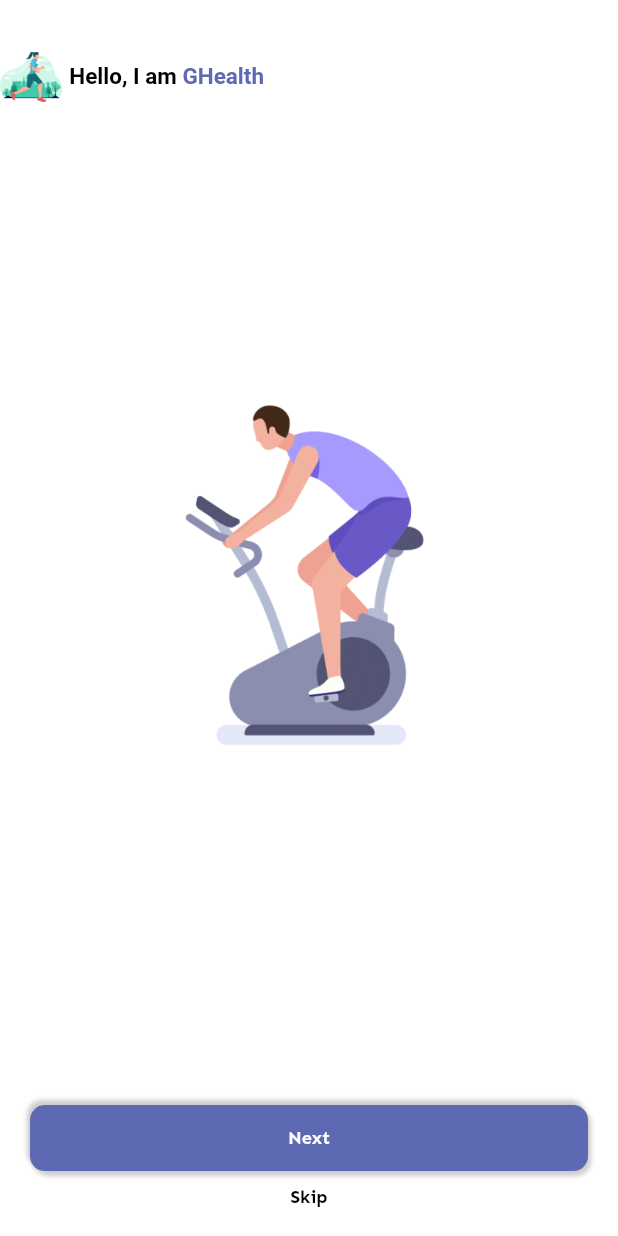
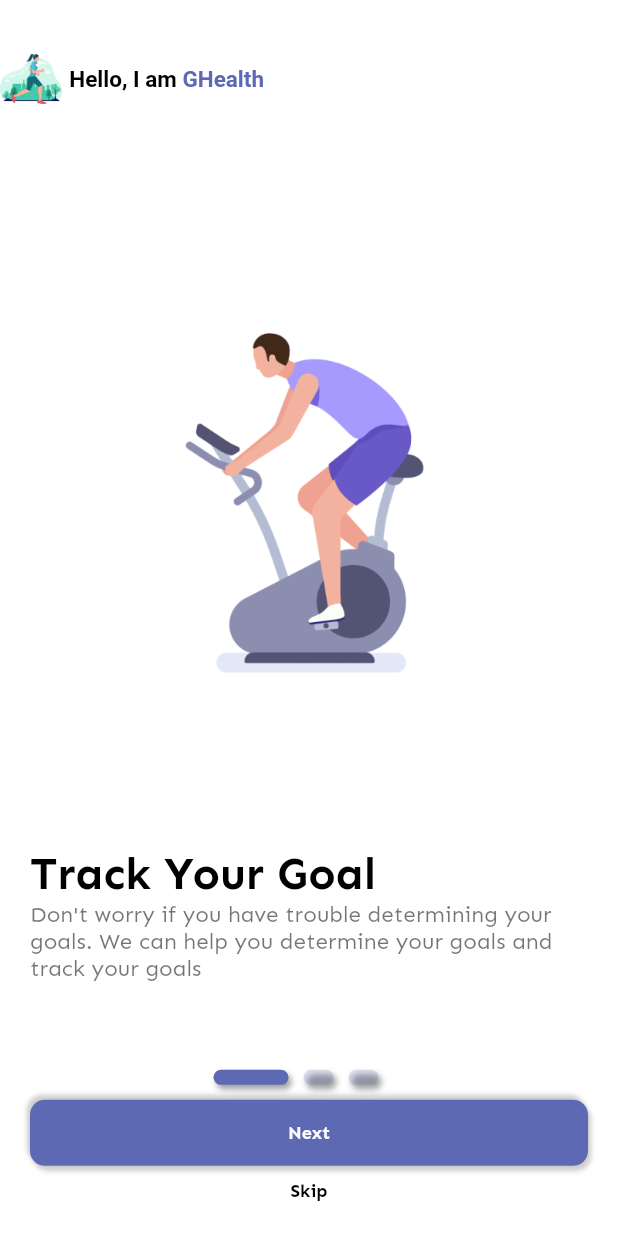
Before and after one commit to nguyenminhhung2011/GHealth, a Flutter app: the IntroScreen screen opened by its route, on a phone screen of 412 x 824 dp. Run offline on Flutter 3.47's test engine with Material 2 defaults, Android fonts, the phone set to English and light mode, and no system bars; our stand-ins replace cloud_firestore, firebase_auth, firebase_core, firebase_storage, get; missing offline and left inert: dart:ffi; accounts and stored records are empty.

Commit message:
add amination scroll for Intro screen

```diff
--- a/lib/apps/pages/IntroListScreen/introScreen.dart
+++ b/lib/apps/pages/IntroListScreen/introScreen.dart
@@ -8,42 +8,52 @@ import 'package:gold_health/apps/global_widgets/buttonMain.dart';
 import '../../routes/routeName.dart';
 import '../../template/misc/colors.dart';
 
-class IntroScreen extends StatelessWidget {
+PageController pageController = PageController(initialPage: 0, keepPage: true);
+void onButtonTape(int index) {
+  pageController.animateToPage(index,
+      duration: const Duration(seconds: 1), curve: Curves.fastOutSlowIn);
+//  pageController.jumpToPage(index);
+}
+
+class IntroScreen extends StatefulWidget {
   const IntroScreen({Key? key}) : super(key: key);
+
+  @override
+  State<IntroScreen> createState() => _IntroScreenState();
+}
+
+class _IntroScreenState extends State<IntroScreen> {
+  int _currentIndex = 0;
 
   @override
   Widget build(BuildContext context) {
     var heightDevice = MediaQuery.of(context).size.height;
     var widthDevice = MediaQuery.of(context).size.width;
     List<Widget> listViewIntro = [
-      Container(
-        child: Image.asset('assets/gift/Workout2.gif'),
-        height: heightDevice * 0.7,
-        width: heightDevice * 0.7,
+      MainPageViewIntro(
+        heightDevice: heightDevice,
+        gifPath: 'assets/gift/Workout2.gif',
+        mainTitle: 'Track Your Goal',
+        title:
+            'Don\'t worry if you have trouble determining your goals. We can help you determine your goals and track your goals',
       ),
-      Container(
-        // color: Colors.red,
-        child: Image.asset('assets/gift/Workout3.gif'),
+      MainPageViewIntro(
+        heightDevice: heightDevice,
+        gifPath: 'assets/gift/Workout3.gif',
+        mainTitle: 'Get Burn',
+        title:
+            'Let\'s keep burning, to achive yours goals, it hurts only temporaily, if you give up now you will be in pain forever',
       ),
-      Container(
-        child: Hero(
-          child: Image.asset('assets/gift/Workout1.gif'),
-          tag: 'Image auth',
-        ),
+      MainPageViewIntro(
+        heightDevice: heightDevice,
+        gifPath: 'assets/gift/Workout1.gif',
+        mainTitle: 'Eat Well',
+        title:
+            'Let\'t start a healthy lifestyle with us, we can determine your diet every day, healthy eating is fun',
       ),
     ];
     return Scaffold(
       backgroundColor: AppColors.mainColor,
-      // appBar: AppBar(
-      //   leading: InkWell(
-      //     onTap: () => Navigator.pop(context),
-      //     child: Icon(
-      //       Icons.arrow_back_ios,
-      //       color: Colors.black,
-      //     ),
-      //   ),
-      //   title:
-      // ),
       body: Padding(
         padding: const EdgeInsets.symmetric(vertical: 15),
         child: Column(
@@ -87,6 +97,12 @@ class IntroScreen extends StatelessWidget {
             Expanded(
               flex: (heightDevice / 11 * 8).round(),
               child: PageView.builder(
+                controller: pageController,
+                onPageChanged: (value) {
+                  setState(() {
+                    _currentIndex = value;
+                  });
+                },
                 itemBuilder: (context, index) {
                   return listViewIntro[index];
                 },
@@ -94,8 +110,26 @@ class IntroScreen extends StatelessWidget {
               ),
             ),
             Expanded(
-              flex: (heightDevice / 11 * 1).round(),
-              child: Container(),
+              flex: (heightDevice / 11 * 0.5).round(),
+              child: Column(
+                children: [
+                  Spacer(),
+                  Padding(
+                    padding: EdgeInsets.symmetric(horizontal: widthDevice / 3),
+                    child: Container(
+                      height: 10,
+                      child: ListView.builder(
+                        scrollDirection: Axis.horizontal,
+                        itemBuilder: (context, index) => buildIndicator(
+                            _currentIndex == index,
+                            MediaQuery.of(context).size),
+                        itemCount: listViewIntro.length,
+                      ),
+                    ),
+                  ),
+                  const SizedBox(height: 10),
+                ],
+              ),
             ),
             Expanded(
               flex: (heightDevice / 11 * 1).round(),
@@ -105,13 +139,22 @@ class IntroScreen extends StatelessWidget {
                   child: Column(
                     children: [
                       ButtonDesign(
-                          title: 'Next',
-                          press: () {
-                            Get.toNamed(RouteName.logIn);
-                          }),
+                        title: 'Next',
+                        press: () {
+                          setState(() {
+                            if (_currentIndex == 0) {
+                              onButtonTape(1);
+                            } else if (_currentIndex == 1) {
+                              onButtonTape(2);
+                            }
+                          });
+                        },
+                      ),
                       const SizedBox(height: 10),
                       InkWell(
-                        onTap: () {},
+                        onTap: () {
+                          Get.toNamed(RouteName.logIn);
+                        },
                         child: Text(
                           'Skip',
                           style: TextStyle(
@@ -131,4 +174,69 @@ class IntroScreen extends StatelessWidget {
       ),
     );
   }
+
+  Widget buildIndicator(bool isActive, Size size) {
+    return AnimatedContainer(
+      duration: const Duration(milliseconds: 300),
+      height: 10,
+      width: isActive ? 50 : 20,
+      margin: const EdgeInsets.symmetric(horizontal: 5),
+      decoration: BoxDecoration(
+          //container with border
+          color: isActive
+              ? AppColors.primaryColor
+              : AppColors.primaryColor.withOpacity(0.2),
+          borderRadius: const BorderRadius.all(Radius.circular(12)),
+          boxShadow: const [
+            BoxShadow(
+                color: Colors.black38, offset: Offset(2, 3), blurRadius: 3)
+          ]),
+    );
+  }
 }
+
+class MainPageViewIntro extends StatelessWidget {
+  final String gifPath;
+  final String mainTitle;
+  final String title;
+  const MainPageViewIntro({
+    Key? key,
+    required this.heightDevice,
+    required this.gifPath,
+    required this.mainTitle,
+    required this.title,
+  }) : super(key: key);
+
+  final double heightDevice;
+
+  @override
+  Widget build(BuildContext context) {
+    return Column(
+      mainAxisAlignment: MainAxisAlignment.center,
+      children: [
+        Spacer(),
+        Container(child: Image.asset(gifPath)),
+        Spacer(),
+        Padding(
+          padding: const EdgeInsets.symmetric(horizontal: 20),
+          child: Column(
+            crossAxisAlignment: CrossAxisAlignment.start,
+            children: [
+              Text(
+                mainTitle,
+                style: Theme.of(context).textTheme.headline4,
+              ),
+              Text(
+                title,
+                style: Theme.of(context).textTheme.headline5,
+              ),
+            ],
+          ),
+        ),
+        SizedBox(
+          height: heightDevice / 20,
+        ),
+      ],
+    );
+  }
+}
```
